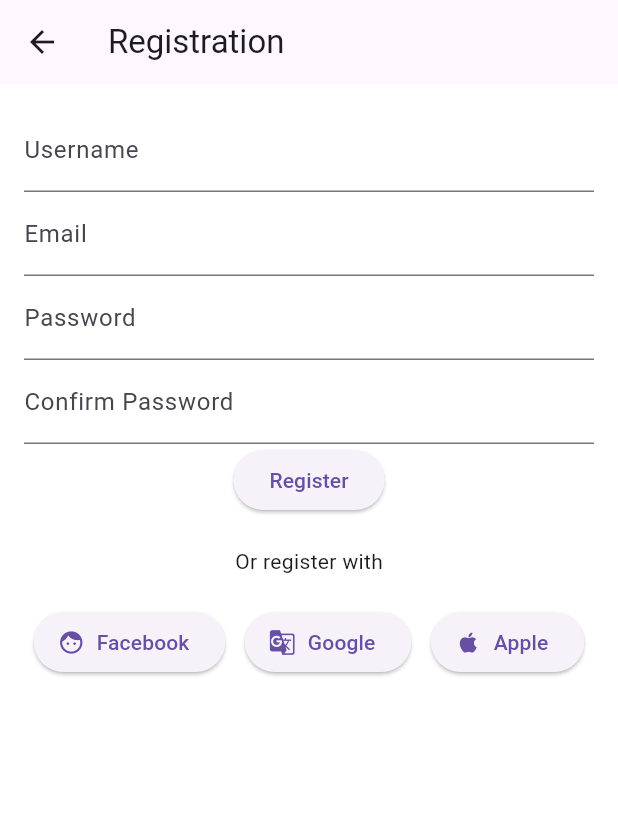
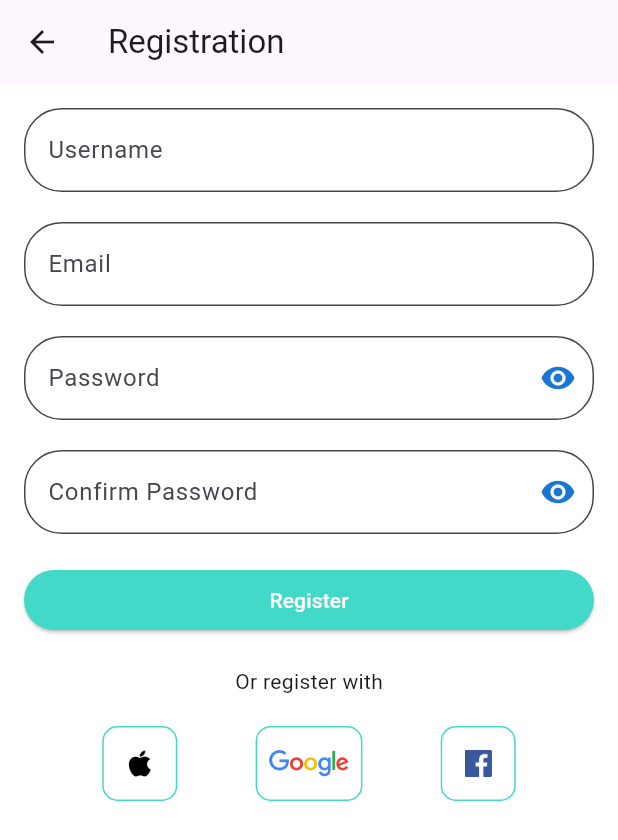
Before and after one commit to Vukp17/fishing_forecast, a Flutter app: the screen it shows after launch, after a tap on "Login", after a tap on "Create Account", on a phone screen of 412 x 824 dp. Shown: the top 840 px of the screen. Run offline on Flutter 3.47's test engine with Material 3 defaults, Android fonts, the phone set to English and light mode, and no system bars; our stand-ins replace geolocator, google_maps_flutter, image_picker, shared_preferences; missing offline and left inert: flag; accounts and stored records are empty; generated files the repository leaves out were written again.

Commit message:
Registration refactor

```diff
--- a/lib/screens/login_screen.dart
+++ b/lib/screens/login_screen.dart
@@ -13,6 +13,13 @@ class _LoginScreenState extends State<LoginScreen> {
   final _formKey = GlobalKey<FormState>();
   var _username = '';
   var _password = '';
+  bool _obscureText = true;
+
+  void _togglePasswordVisibility() {
+    setState(() {
+      _obscureText = !_obscureText;
+    });
+  }
 
   void performLogin() async {
     final isValid = _formKey.currentState?.validate();
@@ -85,12 +92,20 @@ class _LoginScreenState extends State<LoginScreen> {
                     labelText: 'Password',
                     fillColor: Colors.white,
                     filled: true,
-                    //obscureText: true,
                     border: OutlineInputBorder(
                       borderRadius: BorderRadius.circular(25.0),
                       borderSide: BorderSide(),
                     ),
+                    suffixIcon: IconButton(
+                      icon: Icon(
+                        // Based on passwordVisible state choose the icon
+                        _obscureText ? Icons.visibility : Icons.visibility_off,
+                        color: Theme.of(context).primaryColorDark,
                       ),
+                      onPressed: _togglePasswordVisibility,
+                    ),
+                  ),
+                  obscureText: _obscureText,
                   validator: (value) {
                     if (value == null || value.isEmpty) {
                       return 'Please enter your password';
@@ -126,26 +141,51 @@ class _LoginScreenState extends State<LoginScreen> {
               Row(
                 mainAxisAlignment: MainAxisAlignment.spaceEvenly,
                 children: [
-                    IconButton(
-                      icon:
-                          Image.asset('assets/google_logo.png', height: 18.0),
+                  Container(
+                    decoration: BoxDecoration(
+                      shape: BoxShape.rectangle,
+                      borderRadius: BorderRadius.circular(10.0), // Add this
+                      border: Border.all(
+                        color: Color(0xFF42d9c8),
+                      ),
+                    ),
+                    child: IconButton(
+                      icon: Image.asset('assets/apple_logo.png', height: 18.0),
                       onPressed: () {
                         // Handle Google sign in
                       },
                     ),
-                    IconButton(
-                      icon:
-                          Image.asset('assets/apple_logo.png', height: 18.0),
+                  ),
+                  Container(
+                    decoration: BoxDecoration(
+                      shape: BoxShape.rectangle,
+                      borderRadius: BorderRadius.circular(10.0), // Add this
+                      border: Border.all(
+                        color: Color(0xFF42d9c8),
+                      ),
+                    ),
+                    child: IconButton(
+                      icon: Image.asset('assets/google_logo.png', height: 18.0),
                       onPressed: () {
                         // Handle Apple sign in
                       },
                     ),
-                    IconButton(
-                      icon: Image.asset('assets/facebook_logo.png',
-                          height: 18.0),
+                  ),
+                  Container(
+                    decoration: BoxDecoration(
+                      shape: BoxShape.rectangle,
+                      borderRadius: BorderRadius.circular(10.0), // Add this
+                      border: Border.all(
+                        color: Color(0xFF42d9c8),
+                      ),
+                    ),
+                    child: IconButton(
+                      icon:
+                          Image.asset('assets/facebook_logo.png', height: 18.0),
                       onPressed: () {
                         // Handle Facebook sign in
                       },
+                    ),
                   ),
                 ],
               ),
--- a/lib/screens/register_screen.dart
+++ b/lib/screens/register_screen.dart
@@ -15,6 +15,13 @@ class _RegistrationScreenState extends State<RegistrationScreen> {
   final _emailController = TextEditingController();
   final _passwordController = TextEditingController();
   final _confirmPasswordController = TextEditingController();
+  bool _obscureText = true;
+
+  void _togglePasswordVisibility() {
+    setState(() {
+      _obscureText = !_obscureText;
+    });
+  }
 
   performRegister() async {
     final isValid = _formKey.currentState?.validate();
@@ -32,6 +39,7 @@ performRegister() async {
       );
     }
   }
+
   @override
   Widget build(BuildContext context) {
     return Scaffold(
@@ -47,8 +55,14 @@ performRegister() async {
             children: <Widget>[
               TextFormField(
                 controller: _usernameController,
-                decoration: const InputDecoration(
+                decoration: InputDecoration(
                   labelText: 'Username',
+                  fillColor: Colors.white,
+                  filled: true,
+                  border: OutlineInputBorder(
+                    borderRadius: BorderRadius.circular(25.0),
+                    borderSide: BorderSide(),
+                  ),
                 ),
                 validator: (value) {
                   if (value == null || value.isEmpty) {
@@ -57,10 +71,17 @@ performRegister() async {
                   return null;
                 },
               ),
+              const SizedBox(height: 20),
               TextFormField(
                 controller: _emailController,
-                decoration: const InputDecoration(
+                decoration: InputDecoration(
                   labelText: 'Email',
+                  fillColor: Colors.white,
+                  filled: true,
+                  border: OutlineInputBorder(
+                    borderRadius: BorderRadius.circular(25.0),
+                    borderSide: BorderSide(),
+                  ),
                 ),
                 validator: (value) {
                   if (value == null || value.isEmpty) {
@@ -69,12 +90,27 @@ performRegister() async {
                   return null;
                 },
               ),
+              const SizedBox(height: 20),
               TextFormField(
                 controller: _passwordController,
-                decoration: const InputDecoration(
+                decoration: InputDecoration(
                   labelText: 'Password',
+                  fillColor: Colors.white,
+                  filled: true,
+                  //obscureText: true,
+                  border: OutlineInputBorder(
+                    borderRadius: BorderRadius.circular(25.0),
+                    borderSide: BorderSide(),
                   ),
-                obscureText: true,
+                  suffixIcon: IconButton(
+                    icon: Icon(
+                      // Based on passwordVisible state choose the icon
+                      _obscureText ? Icons.visibility : Icons.visibility_off,
+                      color: Theme.of(context).primaryColorDark,
+                    ),
+                    onPressed: _togglePasswordVisibility,
+                  ),
+                ),
                 validator: (value) {
                   if (value == null || value.isEmpty) {
                     return 'Please enter your password';
@@ -82,12 +118,27 @@ performRegister() async {
                   return null;
                 },
               ),
+              const SizedBox(height: 20),
               TextFormField(
                 controller: _confirmPasswordController,
-                decoration: const InputDecoration(
+                decoration: InputDecoration(
                   labelText: 'Confirm Password',
+                  fillColor: Colors.white,
+                  filled: true,
+                  // obscureText: true,
+                  border: OutlineInputBorder(
+                    borderRadius: BorderRadius.circular(25.0),
+                    borderSide: BorderSide(),
                   ),
-                obscureText: true,
+                  suffixIcon: IconButton(
+                    icon: Icon(
+                      // Based on passwordVisible state choose the icon
+                      _obscureText ? Icons.visibility : Icons.visibility_off,
+                      color: Theme.of(context).primaryColorDark,
+                    ),
+                    onPressed: _togglePasswordVisibility,
+                  ),
+                ),
                 validator: (value) {
                   if (value != _passwordController.text) {
                     return 'Passwords do not match';
@@ -95,42 +146,69 @@ performRegister() async {
                   return null;
                 },
               ),
-              ElevatedButton(
-                onPressed: () {
-                  if (_formKey.currentState!.validate()) {
-                    // Perform registration
-                    performRegister();
-
-                  }
-                },
-                child: Text('Register'),
+              const SizedBox(height: 20),
+              Container(
+                width: double.infinity,
+                child: ElevatedButton(
+                  child: const Text('Register'),
+                  style: ElevatedButton.styleFrom(
+                    foregroundColor: Colors.white,
+                    backgroundColor: const Color(0xFF42d9c8), // foreground
+                  ),
+                  onPressed: performRegister,
+                ),
               ),
               const SizedBox(height: 20),
               Text('Or register with'),
               SizedBox(height: 20),
               Row(
-                mainAxisAlignment: MainAxisAlignment.spaceAround,
-                children: <Widget>[
-                  ElevatedButton.icon(
-                    icon: Icon(Icons.face),
-                    label: Text('Facebook'),
+                mainAxisAlignment: MainAxisAlignment.spaceEvenly,
+                children: [
+                  Container(
+                    decoration: BoxDecoration(
+                      shape: BoxShape.rectangle,
+                      borderRadius: BorderRadius.circular(10.0), // Add this
+                      border: Border.all(
+                        color: Color(0xFF42d9c8),
+                      ),
+                    ),
+                    child: IconButton(
+                      icon: Image.asset('assets/apple_logo.png', height: 18.0),
                       onPressed: () {
-                      // Perform Facebook registration
+                        // Handle Google sign in
                       },
                     ),
-                  ElevatedButton.icon(
-                    icon: Icon(Icons.g_translate),
-                    label: Text('Google'),
+                  ),
+                  Container(
+                    decoration: BoxDecoration(
+                      shape: BoxShape.rectangle,
+                      borderRadius: BorderRadius.circular(10.0), // Add this
+                      border: Border.all(
+                        color: Color(0xFF42d9c8),
+                      ),
+                    ),
+                    child: IconButton(
+                      icon: Image.asset('assets/google_logo.png', height: 18.0),
                       onPressed: () {
-                      // Perform Google registration
+                        // Handle Apple sign in
                       },
                     ),
-                  ElevatedButton.icon(
-                    icon: const Icon(Icons.apple),
-                    label: const  Text('Apple'),
+                  ),
+                  Container(
+                    decoration: BoxDecoration(
+                      shape: BoxShape.rectangle,
+                      borderRadius: BorderRadius.circular(10.0), // Add this
+                      border: Border.all(
+                        color: Color(0xFF42d9c8),
+                      ),
+                    ),
+                    child: IconButton(
+                      icon:
+                          Image.asset('assets/facebook_logo.png', height: 18.0),
                       onPressed: () {
-                      // Perform Apple registration
+                        // Handle Facebook sign in
                       },
+                    ),
                   ),
                 ],
               ),
```
Lines whose indentation alone changed are shown as unchanged.
